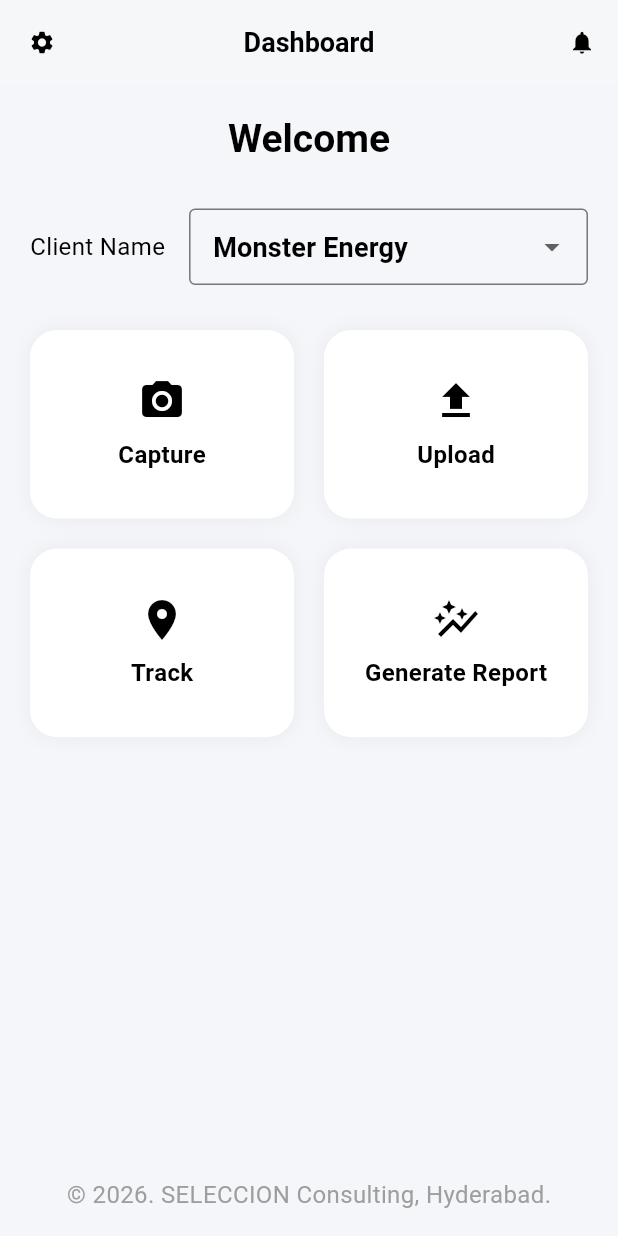
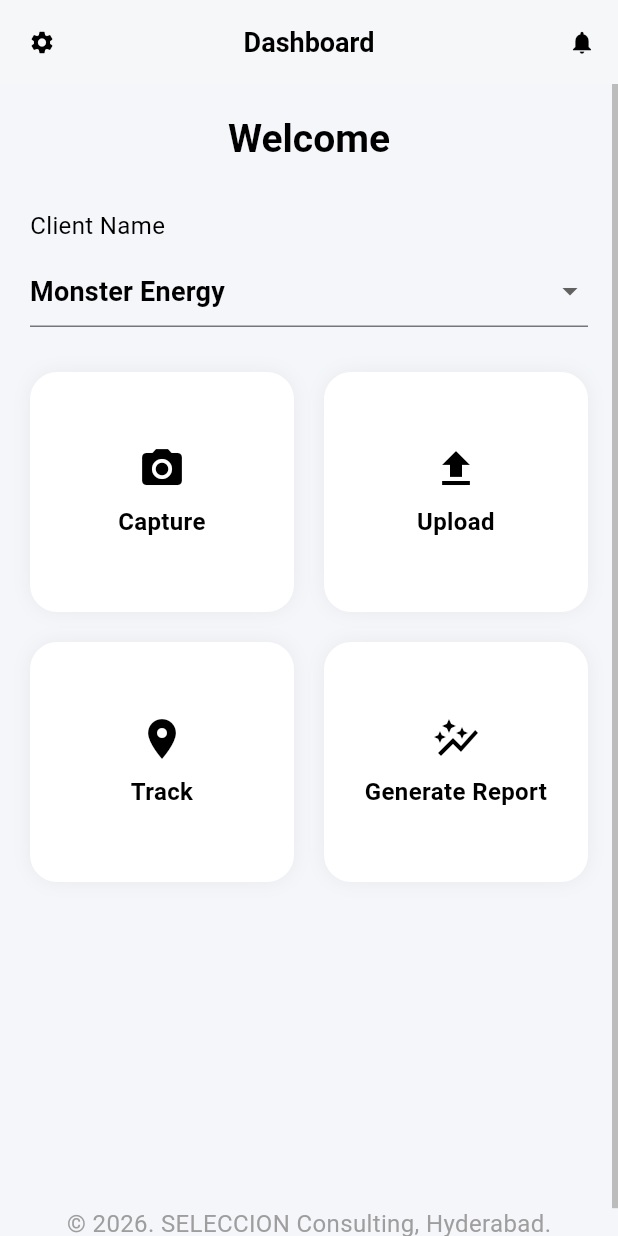
Before and after one commit to Bainocular/expense_automation, a Flutter app: the HomeScreen screen opened directly, on a phone screen of 412 x 824 dp. Run offline on Flutter 3.47's test engine with Material 3 defaults, Android fonts, the phone set to English and light mode, and no system bars; our stand-ins replace camera, dio, file_picker, image_picker, introduction_screen, shared_preferences; missing offline and left inert: syncfusion_flutter_pdfviewer; accounts and stored records are empty.

Commit message:
made it more laptop compatible also

```diff
--- a/lib/screens/home_screen.dart
+++ b/lib/screens/home_screen.dart
@@ -1,4 +1,5 @@
 import 'package:flutter/material.dart';
+import 'package:flutter/rendering.dart';
 import 'package:shared_preferences/shared_preferences.dart';
 
 import 'package:trial_exp_app/screens/capture_image_screen.dart';
@@ -36,6 +37,8 @@ class _HomeScreenState extends State<HomeScreen> {
     "Sharp",
     "SELECCION Internal",
   ];
+
+  final ScrollController _scrollController = ScrollController();
 
   @override
   void initState() {
@@ -77,6 +80,12 @@ class _HomeScreenState extends State<HomeScreen> {
     }
   }
 
+  @override
+  void dispose() {
+    _scrollController.dispose();
+    super.dispose();
+  }
+
   Widget homeButton(
     BuildContext context,
     IconData icon,
@@ -106,6 +115,9 @@ class _HomeScreenState extends State<HomeScreen> {
             const SizedBox(height: 8),
             Text(
               label,
+              textAlign: TextAlign.center,
+              maxLines: 2,
+              overflow: TextOverflow.visible,
               style: /*const TextStyle(fontWeight: FontWeight.w500)*/ Theme.of(
                 context,
               ).textTheme.bodyMedium?.copyWith(fontWeight: FontWeight.w600),
@@ -349,7 +361,12 @@ class _HomeScreenState extends State<HomeScreen> {
         children: [
           /// MAIN CONTENT
           // SingleChildScrollView(
-          Column(
+          Scrollbar(
+            controller: _scrollController,
+            thumbVisibility: true,
+            child: SingleChildScrollView(
+              controller: _scrollController,
+              child: Column(
                 mainAxisSize: MainAxisSize.min,
                 children: [
                   const SizedBox(height: 20),
@@ -365,7 +382,28 @@ class _HomeScreenState extends State<HomeScreen> {
 
                   Padding(
                     padding: const EdgeInsets.symmetric(horizontal: 20),
-                child: Row(
+                    child: LayoutBuilder(
+                      builder: (context, constraints) {
+                        if (constraints.maxWidth < 500) {
+                          return Column(
+                            crossAxisAlignment: CrossAxisAlignment.start,
+                            children: [
+                              const Text("Client Name"),
+                              const SizedBox(height: 8),
+                              DropdownButtonFormField<String>(
+                                value: clientName,
+                                items: clients.map((e) {
+                                  return DropdownMenuItem(
+                                    value: e,
+                                    child: Text(e),
+                                  );
+                                }).toList(),
+                                onChanged: (value) => saveClientName(value!),
+                              ),
+                            ],
+                          );
+                        }
+                        return Row(
                           children: [
                             const Text("Client Name"),
                             const SizedBox(width: 16),
@@ -373,7 +411,10 @@ class _HomeScreenState extends State<HomeScreen> {
                               child: DropdownButtonFormField<String>(
                                 value: clientName,
                                 items: clients.map((e) {
-                          return DropdownMenuItem(value: e, child: Text(e));
+                                  return DropdownMenuItem(
+                                    value: e,
+                                    child: Text(e),
+                                  );
                                 }).toList(),
                                 onChanged: (value) {
                                   saveClientName(value!);
@@ -385,6 +426,8 @@ class _HomeScreenState extends State<HomeScreen> {
                               ),
                             ),
                           ],
+                        );
+                      },
                     ),
                   ),
 
@@ -398,13 +441,15 @@ class _HomeScreenState extends State<HomeScreen> {
                       shrinkWrap: true,
                       mainAxisSpacing: 20,
                       crossAxisSpacing: 20,
-                  childAspectRatio: 1.4,
+                      childAspectRatio: 1.1,
+                      physics: NeverScrollableScrollPhysics(),
                       children: [
                         homeButton(context, Icons.camera_alt, "Capture", () {
                           // Navigator.pushNamed(context, "/capture");
                           Navigator.of(context).push(
                             MaterialPageRoute(
-                          builder: (context) => const DocumentCaptureScreen(),
+                              builder: (context) =>
+                                  const DocumentCaptureScreen(),
                             ),
                           );
                         }),
@@ -435,7 +480,8 @@ class _HomeScreenState extends State<HomeScreen> {
                             // Navigator.pushNamed(context, "/generate");
                             Navigator.of(context).push(
                               MaterialPageRoute(
-                            builder: (context) => const GenerateReportScreen(),
+                                builder: (context) =>
+                                    const GenerateReportScreen(),
                               ),
                             );
                           },
@@ -476,7 +522,8 @@ class _HomeScreenState extends State<HomeScreen> {
                                 () {
                                   Navigator.of(context).push(
                                     MaterialPageRoute(
-                                  builder: (context) => const AddUserScreen(),
+                                      builder: (context) =>
+                                          const AddUserScreen(),
                                     ),
                                   );
                                 },
@@ -521,7 +568,8 @@ class _HomeScreenState extends State<HomeScreen> {
                     ),
                   ),
 
-              const Spacer(),
+                  //const Spacer(),
+                  const SizedBox(height: 20),
 
                   /// FOOTER
                   const Padding(
@@ -533,6 +581,9 @@ class _HomeScreenState extends State<HomeScreen> {
                   ),
                 ],
               ),
+            ),
+          ),
+
           //),
 
           /// SETTINGS OVERLAY
```
Lines whose indentation alone changed are shown as unchanged.
